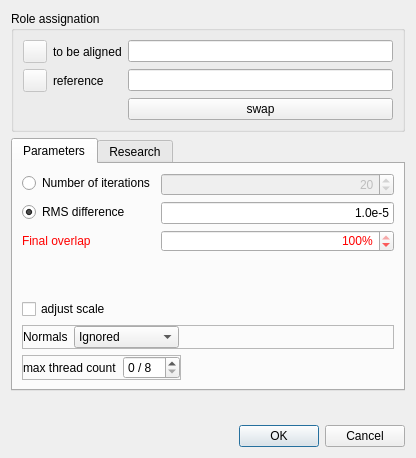
Qt form qCC/ui_templates/registrationDlg.ui (CloudCompare/CloudCompare) before a commit.
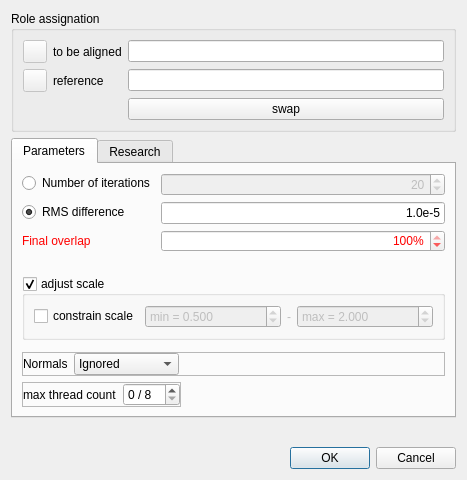
The same form after that commit.

Commit message: New option to define/restrict the ICP scaling range (#2373)

```diff
--- a/qCC/ui_templates/registrationDlg.ui
+++ b/qCC/ui_templates/registrationDlg.ui
@@ -6,8 +6,8 @@
    <rect>
     <x>0</x>
     <y>0</y>
-    <width>411</width>
-    <height>458</height>
+    <width>467</width>
+    <height>480</height>
    </rect>
   </property>
   <property name="windowTitle">
@@ -244,13 +244,118 @@
         </spacer>
        </item>
        <item>
-        <widget class="QCheckBox" name="adjustScaleCheckBox">
-         <property name="statusTip">
-          <string>Whether to adjust the scale of the 'data' entity</string>
-         </property>
-         <property name="text">
+        <widget class="QGroupBox" name="adjustScaleGroupBox">
+         <property name="title">
           <string>adjust scale</string>
          </property>
+         <property name="checkable">
+          <bool>true</bool>
+         </property>
+         <layout class="QHBoxLayout" name="horizontalLayout_4">
+          <item>
+           <widget class="QCheckBox" name="scaleRangeCheckBox">
+            <property name="sizePolicy">
+             <sizepolicy hsizetype="Maximum" vsizetype="Fixed">
+              <horstretch>0</horstretch>
+              <verstretch>0</verstretch>
+             </sizepolicy>
+            </property>
+            <property name="text">
+             <string>constrain scale</string>
+            </property>
+           </widget>
+          </item>
+          <item>
+           <widget class="QFrame" name="scaleRangeFrame">
+            <property name="enabled">
+             <bool>false</bool>
+            </property>
+            <layout class="QHBoxLayout" name="horizontalLayout_6">
+             <property name="leftMargin">
+              <number>0</number>
+             </property>
+             <property name="topMargin">
+              <number>0</number>
+             </property>
+             <property name="rightMargin">
+              <number>0</number>
+             </property>
+             <property name="bottomMargin">
+              <number>0</number>
+             </property>
+             <item>
+              <widget class="QDoubleSpinBox" name="minScaleDoubleSpinBox">
+               <property name="prefix">
+                <string>min = </string>
+               </property>
+               <property name="decimals">
+                <number>3</number>
+               </property>
+               <property name="minimum">
+                <double>0.000000000000000</double>
+               </property>
+               <property name="maximum">
+                <double>9999.000000000000000</double>
+               </property>
+               <property name="value">
+                <double>0.500000000000000</double>
+               </property>
+              </widget>
+             </item>
+             <item>
+              <widget class="QLabel" name="label_7">
+               <property name="sizePolicy">
+                <sizepolicy hsizetype="Maximum" vsizetype="Preferred">
+                 <horstretch>0</horstretch>
+                 <verstretch>0</verstretch>
+                </sizepolicy>
+               </property>
+               <property name="text">
+                <string>-</string>
+               </property>
+              </widget>
+             </item>
+             <item>
+              <widget class="QDoubleSpinBox" name="maxScaleDoubleSpinBox">
+               <property name="prefix">
+                <string>max = </string>
+               </property>
+               <property name="suffix">
+                <string/>
+               </property>
+               <property name="decimals">
+                <number>3</number>
+               </property>
+               <property name="maximum">
+                <double>9999.000000000000000</double>
+               </property>
+               <property name="value">
+                <double>2.000000000000000</double>
+               </property>
+              </widget>
+             </item>
+            </layout>
+           </widget>
+          </item>
+         </layout>
+        </widget>
+       </item>
+       <item>
+        <widget class="QFrame" name="frame_2">
+         <layout class="QHBoxLayout" name="horizontalLayout_3">
+          <property name="leftMargin">
+           <number>0</number>
+          </property>
+          <property name="topMargin">
+           <number>0</number>
+          </property>
+          <property name="rightMargin">
+           <number>0</number>
+          </property>
+          <property name="bottomMargin">
+           <number>0</number>
+          </property>
+         </layout>
         </widget>
        </item>
        <item>
```
Left out of the diff: 16 changed lines with no effect on the pictures. The commit also changes 4 other files.
